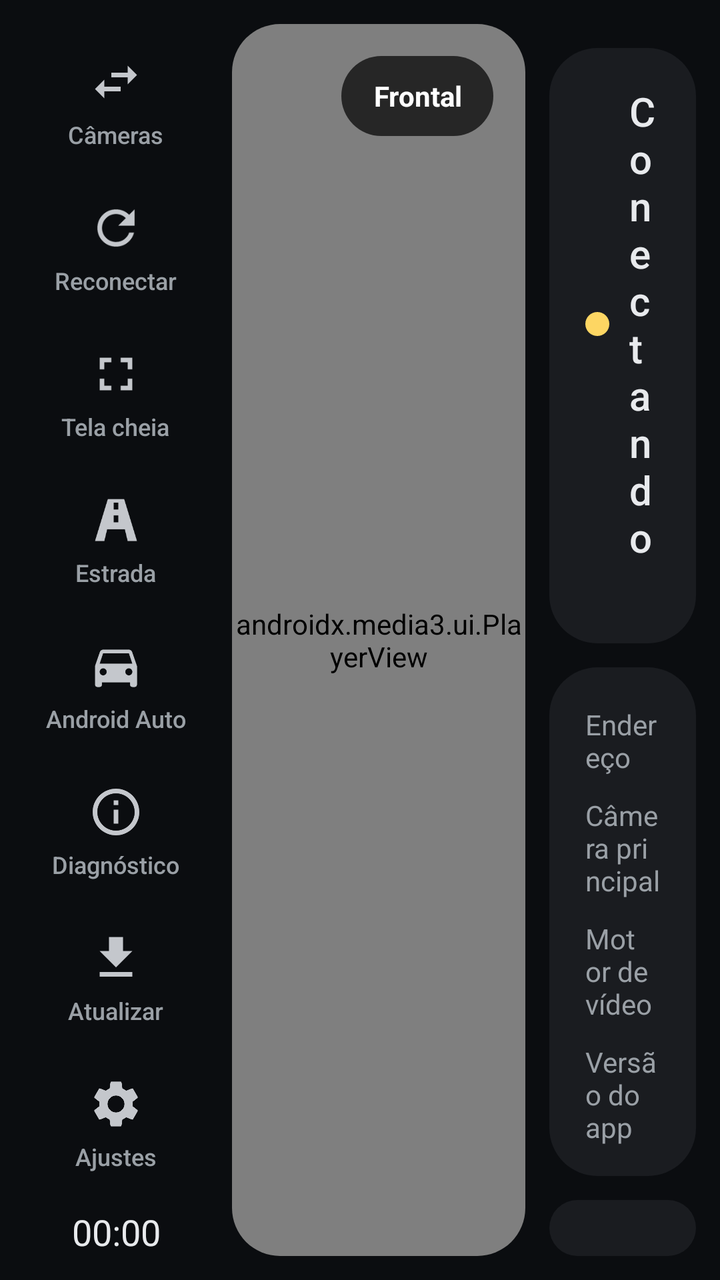
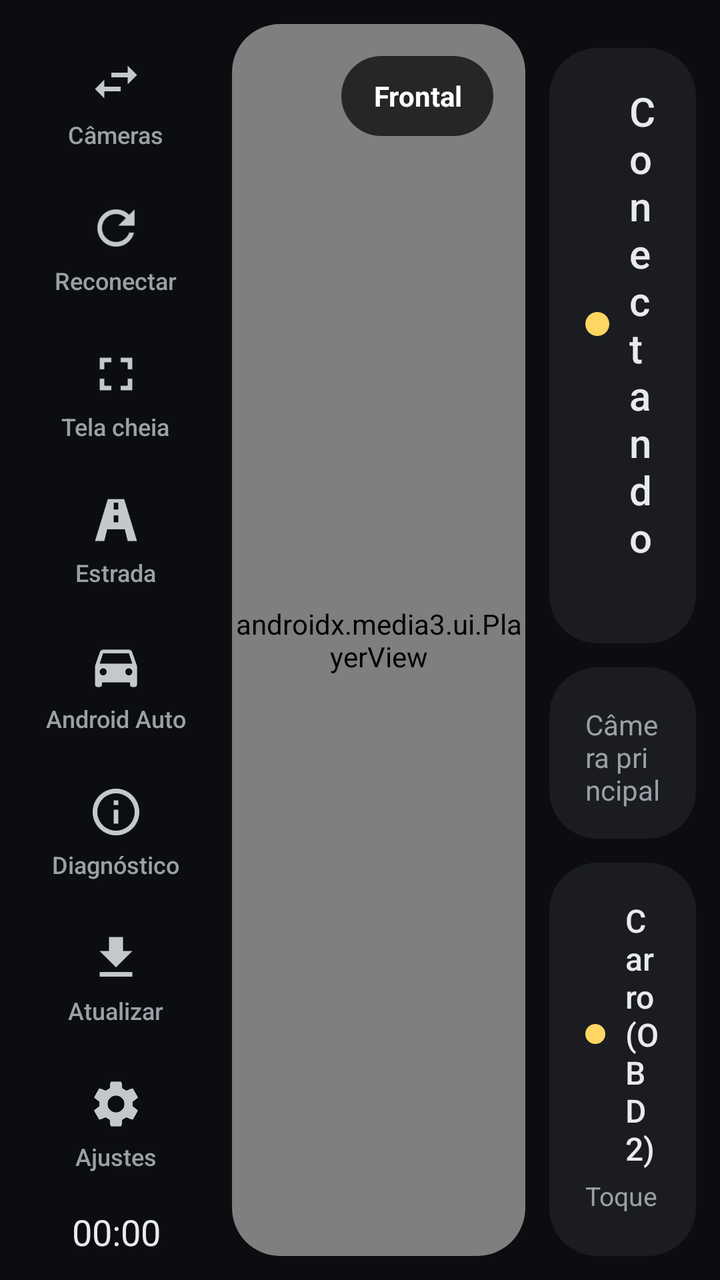

An Android layout rendered at two revisions. The XML below is the earlier revision; the diff shows what the commit changed to produce the second picture.
<!-- AndroidManifest.xml: application theme Theme.DashLive -->
<!-- res/layout/activity_main.xml -->
<?xml version="1.0" encoding="utf-8"?>
<FrameLayout xmlns:android="http://schemas.android.com/apk/res/android"
    xmlns:app="http://schemas.android.com/apk/res-auto"
    android:id="@+id/root"
    android:layout_width="match_parent"
    android:layout_height="match_parent"
    android:background="@color/bg"
    android:keepScreenOn="true">

    
    <LinearLayout
        android:id="@+id/main"
        android:layout_width="match_parent"
        android:layout_height="match_parent"
        android:orientation="horizontal"
        android:padding="12dp">

        
        <LinearLayout
            android:id="@+id/dock"
            android:layout_width="92dp"
            android:layout_height="match_parent"
            android:layout_marginEnd="12dp"
            android:orientation="vertical">

            <LinearLayout
                android:id="@+id/btnChannel"
                style="@style/DockButton"
                android:contentDescription="Escolher câmera">

                <ImageView
                    style="@style/DockIcon"
                    android:src="@drawable/ic_swap" />

                <TextView
                android:id="@+id/lblChannel"
                    style="@style/DockLabel"
                    android:text="Câmeras" />
            </LinearLayout>

            <LinearLayout
                android:id="@+id/btnReload"
                style="@style/DockButton"
                android:contentDescription="Reconectar">

                <ImageView
                    style="@style/DockIcon"
                    android:src="@drawable/ic_refresh" />

                <TextView
                    style="@style/DockLabel"
                    android:text="Reconectar" />
            </LinearLayout>

            <LinearLayout
                android:id="@+id/btnFullscreen"
                style="@style/DockButton"
                android:contentDescription="Tela cheia">

                <ImageView
                    style="@style/DockIcon"
                    android:src="@drawable/ic_fullscreen" />

                <TextView
                    style="@style/DockLabel"
                    android:text="Tela cheia" />
            </LinearLayout>

            <LinearLayout
                android:id="@+id/btnRoad"
                style="@style/DockButton"
                android:contentDescription="Simulação da estrada">

                <ImageView
                    style="@style/DockIcon"
                    android:src="@drawable/ic_road" />

                <TextView
                    android:id="@+id/lblRoad"
                    style="@style/DockLabel"
                    android:text="Estrada" />
            </LinearLayout>

            <LinearLayout
                android:id="@+id/btnAuto"
                style="@style/DockButton"
                android:contentDescription="Android Auto">

                <ImageView
                    style="@style/DockIcon"
                    android:src="@drawable/ic_car" />

                <TextView
                    style="@style/DockLabel"
                    android:text="Android Auto" />
            </LinearLayout>

            <LinearLayout
                android:id="@+id/btnDiag"
                style="@style/DockButton"
                android:contentDescription="Diagnóstico">

                <ImageView
                    style="@style/DockIcon"
                    android:src="@drawable/ic_info" />

                <TextView
                    style="@style/DockLabel"
                    android:text="Diagnóstico" />
            </LinearLayout>

            <LinearLayout
                android:id="@+id/btnUpdate"
                style="@style/DockButton"
                android:contentDescription="Verificar atualização">

                <ImageView
                    style="@style/DockIcon"
                    android:src="@drawable/ic_download" />

                <TextView
                android:id="@+id/lblUpdate"
                    style="@style/DockLabel"
                    android:text="Atualizar" />
            </LinearLayout>

            <LinearLayout
                android:id="@+id/btnSettings"
                style="@style/DockButton"
                android:contentDescription="Ajustes">

                <ImageView
                    style="@style/DockIcon"
                    android:src="@drawable/ic_settings" />

                <TextView
                    style="@style/DockLabel"
                    android:text="Ajustes" />
            </LinearLayout>

            <TextClock
                android:id="@+id/clock"
                android:layout_width="match_parent"
                android:layout_height="wrap_content"
                android:layout_marginTop="8dp"
                android:format12Hour="HH:mm"
                android:format24Hour="HH:mm"
                android:gravity="center"
                android:textColor="@color/text"
                android:textSize="18sp" />
        </LinearLayout>

        
        <FrameLayout
            android:id="@+id/videoCard"
            android:layout_width="0dp"
            android:layout_height="match_parent"
            android:layout_weight="2"
            android:background="@drawable/bg_video"
            android:clipToOutline="true">

            <TextureView
                android:id="@+id/textureView"
                android:layout_width="match_parent"
                android:layout_height="match_parent"
                android:visibility="gone" />

            <androidx.media3.ui.PlayerView
                android:id="@+id/playerView"
                android:layout_width="match_parent"
                android:layout_height="match_parent"
                app:resize_mode="fit"
                app:surface_type="texture_view"
                app:use_controller="false" />

            
            <com.dashlive.app.Road3DView
                android:id="@+id/road3d"
                android:layout_width="match_parent"
                android:layout_height="match_parent"
                android:visibility="gone" />

            <com.dashlive.app.RoadView
                android:id="@+id/roadView"
                android:layout_width="match_parent"
                android:layout_height="match_parent"
                android:visibility="gone" />

            
            <com.dashlive.app.adas.AdasOverlayView
                android:id="@+id/adasOverlay"
                android:layout_width="match_parent"
                android:layout_height="match_parent"
                android:visibility="gone" />

            <TextView
                android:id="@+id/overlay"
                android:layout_width="wrap_content"
                android:layout_height="wrap_content"
                android:layout_gravity="center"
                android:gravity="center"
                android:maxWidth="420dp"
                android:textColor="@color/text"
                android:textSize="18sp" />

            <LinearLayout
                android:id="@+id/livePill"
                android:layout_width="wrap_content"
                android:layout_height="40dp"
                android:layout_gravity="top|start"
                android:layout_margin="16dp"
                android:background="@drawable/bg_pill"
                android:gravity="center_vertical"
                android:orientation="horizontal"
                android:paddingStart="14dp"
                android:paddingEnd="16dp"
                android:visibility="gone">

                <View
                    android:layout_width="10dp"
                    android:layout_height="10dp"
                    android:background="@drawable/bg_live_dot" />

                <TextView
                    android:layout_width="wrap_content"
                    android:layout_height="wrap_content"
                    android:layout_marginStart="8dp"
                    android:text="AO VIVO"
                    android:textColor="#FFFFFFFF"
                    android:textSize="13sp"
                    android:textStyle="bold" />
            </LinearLayout>

            <TextView
                android:id="@+id/mainLabel"
                android:layout_width="wrap_content"
                android:layout_height="40dp"
                android:layout_gravity="top|end"
                android:layout_margin="16dp"
                android:background="@drawable/bg_pill"
                android:gravity="center"
                android:paddingStart="16dp"
                android:paddingEnd="16dp"
                android:text="Frontal"
                android:textColor="#FFFFFFFF"
                android:textSize="14sp"
                android:textStyle="bold" />

            <ImageButton
                android:id="@+id/btnExitFs"
                android:layout_width="56dp"
                android:layout_height="56dp"
                android:layout_gravity="bottom|end"
                android:layout_margin="16dp"
                android:background="@drawable/bg_pill"
                android:contentDescription="Sair da tela cheia"
                android:src="@drawable/ic_close"
                android:tint="#FFFFFFFF"
                android:visibility="gone" />
        </FrameLayout>

        
        <LinearLayout
            android:id="@+id/sidePanel"
            android:layout_width="0dp"
            android:layout_height="match_parent"
            android:layout_marginStart="12dp"
            android:layout_weight="1"
            android:orientation="vertical">

            <FrameLayout
                android:id="@+id/rearCard"
                android:layout_width="match_parent"
                android:layout_height="190dp"
                android:visibility="gone"
                android:background="@drawable/bg_video"
                android:clickable="true"
                android:clipToOutline="true"
                android:contentDescription="Tocar para trazer esta câmera para a tela grande"
                android:focusable="true">

                <TextureView
                    android:id="@+id/rearTexture"
                    android:layout_width="match_parent"
                    android:layout_height="match_parent" />

                <TextView
                    android:id="@+id/rearOverlay"
                    android:layout_width="wrap_content"
                    android:layout_height="wrap_content"
                    android:layout_gravity="center"
                    android:gravity="center"
                    android:padding="12dp"
                    android:text="Conectando…"
                    android:textColor="@color/text"
                    android:textSize="14sp" />

                <TextView
                    android:id="@+id/rearLabel"
                    android:layout_width="wrap_content"
                    android:layout_height="32dp"
                    android:layout_gravity="top|start"
                    android:layout_margin="12dp"
                    android:background="@drawable/bg_pill"
                    android:gravity="center"
                    android:paddingStart="12dp"
                    android:paddingEnd="12dp"
                    android:text="Traseira"
                    android:textColor="#FFFFFFFF"
                    android:textSize="12sp"
                    android:textStyle="bold" />
            </FrameLayout>

            <LinearLayout
                android:id="@+id/statusCard"
                android:layout_width="match_parent"
                android:layout_height="wrap_content"
                android:layout_marginTop="12dp"
                android:background="@drawable/bg_card"
                android:orientation="vertical"
                android:padding="18dp">

                <LinearLayout
                    android:layout_width="match_parent"
                    android:layout_height="wrap_content"
                    android:gravity="center_vertical"
                    android:orientation="horizontal">

                    <View
                        android:id="@+id/dot"
                        android:layout_width="12dp"
                        android:layout_height="12dp"
                        android:background="@drawable/bg_warn_dot" />

                    <TextView
                        android:id="@+id/title"
                        android:layout_width="match_parent"
                        android:layout_height="wrap_content"
                        android:layout_marginStart="10dp"
                        android:fontFamily="sans-serif-medium"
                        android:text="Conectando"
                        android:textColor="@color/text"
                        android:textSize="20sp" />
                </LinearLayout>

                <TextView
                    android:id="@+id/subtitle"
                    android:layout_width="match_parent"
                    android:layout_height="wrap_content"
                    android:layout_marginTop="4dp"
                    android:textColor="@color/text_muted"
                    android:textSize="13sp" />
            </LinearLayout>

            <LinearLayout
                android:layout_width="match_parent"
                android:layout_height="wrap_content"
                android:layout_marginTop="12dp"
                android:background="@drawable/bg_card"
                android:orientation="vertical"
                android:paddingStart="18dp"
                android:paddingTop="8dp"
                android:paddingEnd="18dp"
                android:paddingBottom="16dp">

                    <LinearLayout
                        android:layout_width="match_parent"
                        android:layout_height="wrap_content"
                        android:layout_marginTop="10dp"
                        android:orientation="horizontal">

                        <TextView style="@style/InfoLabel" android:text="Endereço" />

                        <TextView
                            android:id="@+id/valIp"
                            style="@style/InfoValue" />
                    </LinearLayout>

                    <LinearLayout
                        android:layout_width="match_parent"
                        android:layout_height="wrap_content"
                        android:layout_marginTop="10dp"
                        android:orientation="horizontal">

                        <TextView style="@style/InfoLabel" android:text="Câmera principal" />

                        <TextView
                            android:id="@+id/valChannel"
                            style="@style/InfoValue" />
                    </LinearLayout>

                    <LinearLayout
                        android:layout_width="match_parent"
                        android:layout_height="wrap_content"
                        android:layout_marginTop="10dp"
                        android:orientation="horizontal">

                        <TextView style="@style/InfoLabel" android:text="Motor de vídeo" />

                        <TextView
                            android:id="@+id/valProto"
                            style="@style/InfoValue" />
                    </LinearLayout>

                    <LinearLayout
                        android:layout_width="match_parent"
                        android:layout_height="wrap_content"
                        android:layout_marginTop="10dp"
                        android:orientation="horizontal">

                        <TextView style="@style/InfoLabel" android:text="Versão do app" />

                        <TextView
                            android:id="@+id/valVersion"
                            style="@style/InfoValue" />
                    </LinearLayout>

            </LinearLayout>

            
            <LinearLayout
                android:id="@+id/carCard"
                android:layout_width="match_parent"
                android:layout_height="wrap_content"
                android:layout_marginTop="12dp"
                android:background="@drawable/bg_card"
                android:clickable="true"
                android:focusable="true"
                android:contentDescription="Carro (OBD2)"
                android:orientation="vertical"
                android:padding="18dp">

                <LinearLayout
                    android:layout_width="match_parent"
                    android:layout_height="wrap_content"
                    android:gravity="center_vertical"
                    android:orientation="horizontal">

                    <View
                        android:id="@+id/carDot"
                        android:layout_width="10dp"
                        android:layout_height="10dp"
                        android:background="@drawable/bg_warn_dot" />

                    <TextView
                        android:layout_width="0dp"
                        android:layout_height="wrap_content"
                        android:layout_marginStart="10dp"
                        android:layout_weight="1"
                        android:fontFamily="sans-serif-medium"
                        android:text="Carro (OBD2)"
                        android:textColor="@color/text"
                        android:textSize="16sp" />

                    <TextView
                        android:id="@+id/carVolts"
                        android:layout_width="wrap_content"
                        android:layout_height="wrap_content"
                        android:textColor="@color/text_muted"
                        android:textSize="13sp" />
                </LinearLayout>

                <TextView
                    android:id="@+id/carStatus"
                    android:layout_width="match_parent"
                    android:layout_height="wrap_content"
                    android:layout_marginTop="4dp"
                    android:text="Toque para escolher o adaptador"
                    android:textColor="@color/text_muted"
                    android:textSize="13sp" />

                <LinearLayout
                    android:id="@+id/carValues"
                    android:layout_width="match_parent"
                    android:layout_height="wrap_content"
                    android:layout_marginTop="12dp"
                    android:orientation="horizontal"
                    android:visibility="gone">

                    <LinearLayout style="@style/CarCell">
                        <TextView android:id="@+id/carSpeed" style="@style/CarValue" />
                        <TextView style="@style/CarUnit" android:text="km/h" />
                    </LinearLayout>

                    <LinearLayout style="@style/CarCell">
                        <TextView android:id="@+id/carRpm" style="@style/CarValue" />
                        <TextView style="@style/CarUnit" android:text="rpm" />
                    </LinearLayout>

                    <LinearLayout style="@style/CarCell">
                        <TextView android:id="@+id/carTemp" style="@style/CarValue" />
                        <TextView style="@style/CarUnit" android:text="°C motor" />
                    </LinearLayout>

                    <LinearLayout style="@style/CarCell">
                        <TextView android:id="@+id/carFuel" style="@style/CarValue" />
                        <TextView style="@style/CarUnit" android:text="% tanque" />
                    </LinearLayout>
                </LinearLayout>

                
                <LinearLayout
                    android:id="@+id/carLights"
                    android:layout_width="match_parent"
                    android:layout_height="wrap_content"
                    android:layout_marginTop="14dp"
                    android:gravity="center"
                    android:orientation="horizontal"
                    android:visibility="gone">

                    <ImageView
                        android:id="@+id/carTurnLeft"
                        style="@style/CarLight"
                        android:src="@drawable/ic_turn_left"
                        android:tint="@color/light_turn" />

                    <ImageView
                        android:id="@+id/carLowBeam"
                        style="@style/CarLight"
                        android:src="@drawable/ic_beam_low"
                        android:tint="@color/light_turn" />

                    <ImageView
                        android:id="@+id/carHighBeam"
                        style="@style/CarLight"
                        android:src="@drawable/ic_beam_high"
                        android:tint="@color/light_high" />

                    <ImageView
                        android:id="@+id/carTurnRight"
                        style="@style/CarLight"
                        android:src="@drawable/ic_turn_right"
                        android:tint="@color/light_turn" />
                </LinearLayout>
            </LinearLayout>

            
            <LinearLayout
                android:id="@+id/updateCard"
                android:layout_width="match_parent"
                android:layout_height="wrap_content"
                android:layout_marginTop="12dp"
                android:background="@drawable/bg_card"
                android:orientation="vertical"
                android:padding="18dp"
                android:visibility="gone">

                <TextView
                    android:id="@+id/updateTitle"
                    android:layout_width="match_parent"
                    android:layout_height="wrap_content"
                    android:fontFamily="sans-serif-medium"
                    android:textColor="@color/text"
                    android:textSize="16sp" />

                <TextView
                    android:id="@+id/updateNotes"
                    android:layout_width="match_parent"
                    android:layout_height="wrap_content"
                    android:layout_marginTop="6dp"
                    android:ellipsize="end"
                    android:maxLines="3"
                    android:textColor="@color/text_muted"
                    android:textSize="13sp" />

                <ProgressBar
                    android:id="@+id/updateProgress"
                    style="?android:attr/progressBarStyleHorizontal"
                    android:layout_width="match_parent"
                    android:layout_height="wrap_content"
                    android:layout_marginTop="10dp"
                    android:max="100"
                    android:visibility="gone" />

                <LinearLayout
                    android:id="@+id/btnUpdateNow"
                    android:layout_width="match_parent"
                    android:layout_height="56dp"
                    android:layout_marginTop="12dp"
                    android:background="@drawable/bg_primary_button"
                    android:clickable="true"
                    android:focusable="true"
                    android:gravity="center"
                    android:orientation="horizontal">

                    <ImageView
                        android:layout_width="22dp"
                        android:layout_height="22dp"
                        android:importantForAccessibility="no"
                        android:src="@drawable/ic_download"
                        android:tint="@color/on_primary" />

                    <TextView
                        android:id="@+id/btnUpdateNowText"
                        android:layout_width="wrap_content"
                        android:layout_height="wrap_content"
                        android:layout_marginStart="8dp"
                        android:fontFamily="sans-serif-medium"
                        android:text="Baixar e instalar"
                        android:textColor="@color/on_primary"
                        android:textSize="16sp" />
                </LinearLayout>
            </LinearLayout>
        </LinearLayout>
    </LinearLayout>
</FrameLayout>
<!-- resources referenced by this layout -->
<resources>
  <color name="bg">#FF0B0D10</color>
  <color name="light_high">#FF4C8DFF</color>
  <color name="light_turn">#FF34C759</color>
  <color name="on_primary">#FF062E6F</color>
  <color name="text">#FFE8EAED</color>
  <color name="text_muted">#FF9AA0A6</color>
  <!-- drawable bg_card (drawable) -->
  <shape xmlns:android="http://schemas.android.com/apk/res/android" android:shape="rectangle">
      <solid android:color="@color/card"/>
      <corners android:radius="24dp"/>
  </shape>
  <!-- drawable bg_live_dot (drawable) -->
  <shape xmlns:android="http://schemas.android.com/apk/res/android" android:shape="rectangle">
      <solid android:color="@color/live"/>
      <corners android:radius="999dp"/>
      
  </shape>
  <!-- drawable bg_pill (drawable) -->
  <shape xmlns:android="http://schemas.android.com/apk/res/android" android:shape="rectangle">
      <solid android:color="@color/scrim"/>
      <corners android:radius="999dp"/>
      
  </shape>
  <!-- drawable bg_primary_button (drawable) -->
  <ripple xmlns:android="http://schemas.android.com/apk/res/android" android:color="#33FFFFFF">
      <item>
          <shape android:shape="rectangle"><solid android:color="@color/primary"/><corners android:radius="22dp"/></shape>
      </item>
  </ripple>
  <!-- drawable bg_video (drawable) -->
  <shape xmlns:android="http://schemas.android.com/apk/res/android" android:shape="rectangle">
      <solid android:color="@color/video_bg"/>
      <corners android:radius="24dp"/>
  </shape>
  <!-- drawable bg_warn_dot (drawable) -->
  <shape xmlns:android="http://schemas.android.com/apk/res/android" android:shape="rectangle">
      <solid android:color="@color/warn"/>
      <corners android:radius="999dp"/>
      
  </shape>
  <style name="CarUnit">
          <item name="android:layout_width">wrap_content</item>
          <item name="android:layout_height">wrap_content</item>
          <item name="android:textColor">@color/text_muted</item>
          <item name="android:textSize">12sp</item>
      </style>
  <style name="DockIcon">
          <item name="android:layout_width">28dp</item>
          <item name="android:layout_height">28dp</item>
          <item name="android:tint">@color/icon</item>
          <item name="android:importantForAccessibility">no</item>
      </style>
  <style name="InfoLabel">
          <item name="android:layout_width">0dp</item>
          <item name="android:layout_height">wrap_content</item>
          <item name="android:layout_weight">1</item>
          <item name="android:textColor">@color/text_muted</item>
          <item name="android:textSize">14sp</item>
      </style>
  <color name="card">#FF1A1C20</color>
  <color name="live">#FFF28B82</color>
  <color name="scrim">#B3000000</color>
  <color name="primary">#FF8AB4F8</color>
  <color name="video_bg">#FF000000</color>
  <color name="warn">#FFFDD663</color>
  <!-- drawable bg_press (drawable) -->
  <ripple xmlns:android="http://schemas.android.com/apk/res/android" android:color="#33FFFFFF">
      <item android:id="@android:id/mask">
          <shape android:shape="rectangle"><solid android:color="#FFFFFFFF"/><corners android:radius="22dp"/></shape>
      </item>
  </ripple>
  <color name="icon">#FFC4C7CC</color>
  <!-- drawable bg_dialog (drawable) -->
  <shape xmlns:android="http://schemas.android.com/apk/res/android" android:shape="rectangle">
      <solid android:color="@color/card"/>
      <corners android:radius="28dp"/>
      
  </shape>
  <style name="DialogButton" parent="Widget.AppCompat.Button.ButtonBar.AlertDialog">
          <item name="android:textColor">@color/text</item>
          <item name="android:textAllCaps">false</item>
          <item name="android:textSize">16sp</item>
          <item name="android:minHeight">56dp</item>
      </style>
  <!-- unchanged entries left out for length: 21 -->
</resources>

<!-- the commit's change to res/layout/activity_main.xml (unified diff, before → after) -->
@@ -369,49 +369,10 @@
                         android:layout_marginTop="10dp"
                         android:orientation="horizontal">
 
-                        <TextView style="@style/InfoLabel" android:text="Endereço" />
-
-                        <TextView
-                            android:id="@+id/valIp"
-                            style="@style/InfoValue" />
-                    </LinearLayout>
-
-                    <LinearLayout
-                        android:layout_width="match_parent"
-                        android:layout_height="wrap_content"
-                        android:layout_marginTop="10dp"
-                        android:orientation="horizontal">
-
                         <TextView style="@style/InfoLabel" android:text="Câmera principal" />
 
                         <TextView
                             android:id="@+id/valChannel"
-                            style="@style/InfoValue" />
-                    </LinearLayout>
-
-                    <LinearLayout
-                        android:layout_width="match_parent"
-                        android:layout_height="wrap_content"
-                        android:layout_marginTop="10dp"
-                        android:orientation="horizontal">
-
-                        <TextView style="@style/InfoLabel" android:text="Motor de vídeo" />
-
-                        <TextView
-                            android:id="@+id/valProto"
-                            style="@style/InfoValue" />
-                    </LinearLayout>
-
-                    <LinearLayout
-                        android:layout_width="match_parent"
-                        android:layout_height="wrap_content"
-                        android:layout_marginTop="10dp"
-                        android:orientation="horizontal">
-
-                        <TextView style="@style/InfoLabel" android:text="Versão do app" />
-
-                        <TextView
-                            android:id="@+id/valVersion"
                             style="@style/InfoValue" />
                     </LinearLayout>
 
